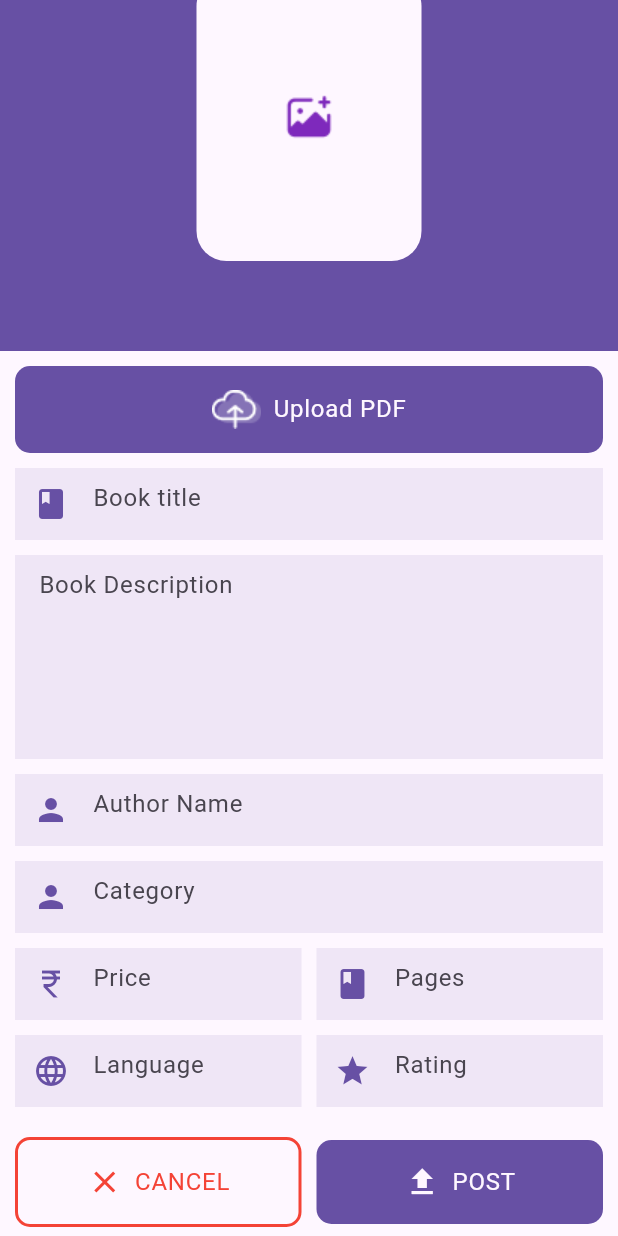
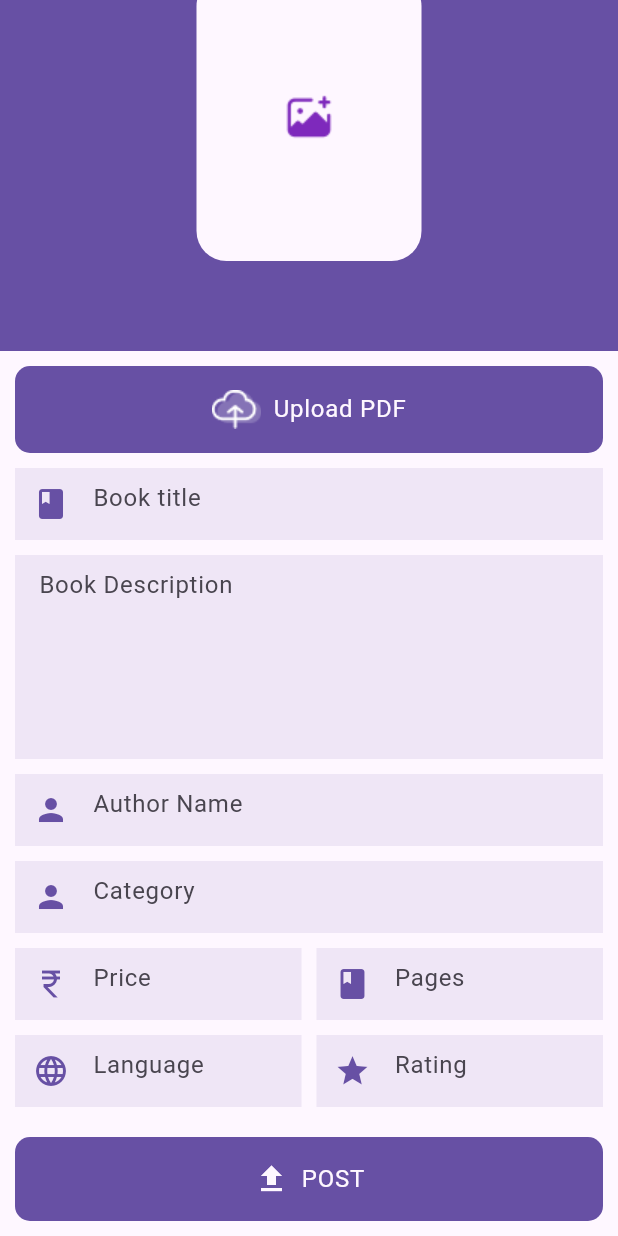
Before and after one commit to shreeya-a/project-7th-BookHub, a Flutter app: the AddNewBookPage screen opened directly, scrolled down 160 dp, on a phone screen of 412 x 824 dp. Run offline on Flutter 3.47's test engine with Material 3 defaults, Android fonts, the light colour scheme and no system bars; our stand-ins replace cloud_firestore, file_picker, firebase_auth, firebase_core, firebase_storage, flutter_svg and 5 more; missing offline and left inert: syncfusion_flutter_pdfviewer; accounts and stored records are empty; project files that could hold a hidden picture were left out.

Commit message:
cancel btn removed

```diff
--- a/lib/Components/MyTextFormField.dart
+++ b/lib/Components/MyTextFormField.dart
@@ -30,6 +30,7 @@ class MyTextFormField extends StatelessWidget {
           icon,
           color: Theme.of(context).colorScheme.primary,
         ),
+
         ),
       );
   }
--- a/lib/Controller/BookController.dart
+++ b/lib/Controller/BookController.dart
@@ -6,6 +6,7 @@ import 'package:firebase_storage/firebase_storage.dart';
 import 'package:flutter/material.dart';
 import 'package:get/get.dart';
 import 'package:image_picker/image_picker.dart';
+import 'package:project_7th_bookhub/Screens/ProfileScreen/ProfileScreen.dart';
 import 'dart:io';
 import 'package:uuid/uuid.dart';
 import '../Config/Messages.dart';
@@ -118,6 +119,7 @@ var currentUserBooks = RxList<BookModel>();
     successMessage("Book added to the db");
     getAllBooks();
     getUserBook();
+    // Get.to(ProfileScreen());
 
   }
 
--- a/lib/Screens/AddNewBook/AddNewBook.dart
+++ b/lib/Screens/AddNewBook/AddNewBook.dart
@@ -234,37 +234,38 @@ class AddNewBookPage extends StatelessWidget {
                 SizedBox(height: 20),
                 Row(
                   children: [
-                    Expanded(
-                      child: Container(
-                        padding: EdgeInsets.all(16),
-                        decoration: BoxDecoration(
-                            borderRadius: BorderRadius.circular(10),
-                            border: Border.all(
-                              width: 2,
-                              color: Colors.red,
-                            )),
-                        child: Row(
-                          mainAxisAlignment: MainAxisAlignment.center,
-                          children: [
-                            Icon(
-                              Icons.close,
-                              color: Colors.red,
-                            ),
-                            SizedBox(width: 8),
-                            Text(
-                              "CANCEL",
-                              style: Theme.of(context)
-                                  .textTheme
-                                  .bodyLarge
-                                  ?.copyWith(
-                                color: Colors.red,
-                              ),
-                            ),
-                          ],
-                        ),
-                      ),
-                    ),
-                    SizedBox(width: 10),
+                    //cancel btn
+                    // Expanded(
+                    //   child: Container(
+                    //     padding: EdgeInsets.all(16),
+                    //     decoration: BoxDecoration(
+                    //         borderRadius: BorderRadius.circular(10),
+                    //         border: Border.all(
+                    //           width: 2,
+                    //           color: Colors.red,
+                    //         )),
+                    //     child: Row(
+                    //       mainAxisAlignment: MainAxisAlignment.center,
+                    //       children: [
+                    //         Icon(
+                    //           Icons.close,
+                    //           color: Colors.red,
+                    //         ),
+                    //         SizedBox(width: 8),
+                    //         Text(
+                    //           "CANCEL",
+                    //           style: Theme.of(context)
+                    //               .textTheme
+                    //               .bodyLarge
+                    //               ?.copyWith(
+                    //             color: Colors.red,
+                    //           ),
+                    //         ),
+                    //       ],
+                    //     ),
+                    //   ),
+                    // ),
+                    // SizedBox(width: 10),
                     Expanded(
                         child: Obx(
                               () => Container(
--- a/lib/Screens/BookDetails/BookDetails.dart
+++ b/lib/Screens/BookDetails/BookDetails.dart
@@ -49,7 +49,7 @@ class BookDetails extends StatelessWidget {
                       Text(
                         "About book",
                         style: TextStyle(
-                          fontSize: 20,
+                          fontSize: 15,
                           color: Colors.black54,
                           fontWeight: FontWeight.bold,
                           // fontStyle: FontStyle.italic,
--- a/lib/Screens/BookScreen/BookScreen.dart
+++ b/lib/Screens/BookScreen/BookScreen.dart
@@ -7,6 +7,7 @@ import '../../Controller/PdfController.dart';
 
 class BookScreen extends StatelessWidget {
   final String bookUrl;
+
   const BookScreen({super.key, required this.bookUrl});
 
   @override
@@ -19,7 +20,7 @@ class BookScreen extends StatelessWidget {
         ),
         backgroundColor: Theme.of(context).colorScheme.primary,
         title: Text(
-          "Book title",
+          "Book",
           style: Theme.of(context)
               .textTheme
               .headlineMedium
```
Also changed, not shown: lib/Screens/HomeScreen/HomeScreen.dart (+7 -4 lines), lib/Screens/ProfileScreen/ProfileScreen.dart (+6 -1 lines).
